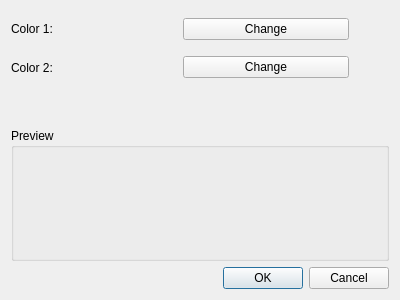
Above: qgis/src/ui/qgsvectorgradientcolorrampv2dialogbase.ui from sourcepole/qgis before the change. Below: the same form after it.
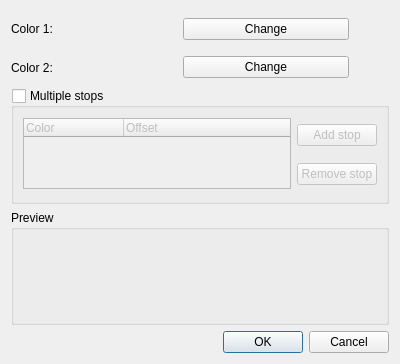
That is the form after the change. Custom widgets are drawn as their Qt base class.

Commit message: [FEATURE] gradient color ramps now support multiple stops - for adding intermediate colors

What changed in the file:
```diff
--- a/qgis/src/ui/qgsvectorgradientcolorrampv2dialogbase.ui
+++ b/qgis/src/ui/qgsvectorgradientcolorrampv2dialogbase.ui
@@ -7,13 +7,13 @@
     <x>0</x>
     <y>0</y>
     <width>400</width>
-    <height>300</height>
+    <height>364</height>
    </rect>
   </property>
   <property name="windowTitle">
    <string>Gradient color ramp</string>
   </property>
-  <layout class="QVBoxLayout">
+  <layout class="QVBoxLayout" name="verticalLayout">
    <item>
     <layout class="QGridLayout">
      <item row="0" column="0">
@@ -63,20 +63,53 @@
     </layout>
    </item>
    <item>
-    <spacer>
-     <property name="orientation">
-      <enum>Qt::Vertical</enum>
+    <widget class="QGroupBox" name="groupStops">
+     <property name="title">
+      <string>Multiple stops</string>
      </property>
-     <property name="sizeType">
-      <enum>QSizePolicy::Preferred</enum>
+     <property name="checkable">
+      <bool>true</bool>
      </property>
-     <property name="sizeHint" stdset="0">
-      <size>
-       <width>20</width>
-       <height>40</height>
-      </size>
+     <property name="checked">
+      <bool>false</bool>
      </property>
-    </spacer>
+     <layout class="QGridLayout" name="gridLayout">
+      <item row="0" column="1">
+       <widget class="QPushButton" name="btnAddStop">
+        <property name="text">
+         <string>Add stop</string>
+        </property>
+       </widget>
+      </item>
+      <item row="1" column="1">
+       <widget class="QPushButton" name="btnRemoveStop">
+        <property name="text">
+         <string>Remove stop</string>
+        </property>
+       </widget>
+      </item>
+      <item row="0" column="0" rowspan="2">
+       <widget class="QTreeWidget" name="treeStops">
+        <property name="rootIsDecorated">
+         <bool>false</bool>
+        </property>
+        <property name="columnCount">
+         <number>2</number>
+        </property>
+        <column>
+         <property name="text">
+          <string>Color</string>
+         </property>
+        </column>
+        <column>
+         <property name="text">
+          <string>Offset</string>
+         </property>
+        </column>
+       </widget>
+      </item>
+     </layout>
+    </widget>
    </item>
    <item>
     <widget class="QGroupBox" name="groupBox">
```
The commit also changes 6 other files.
